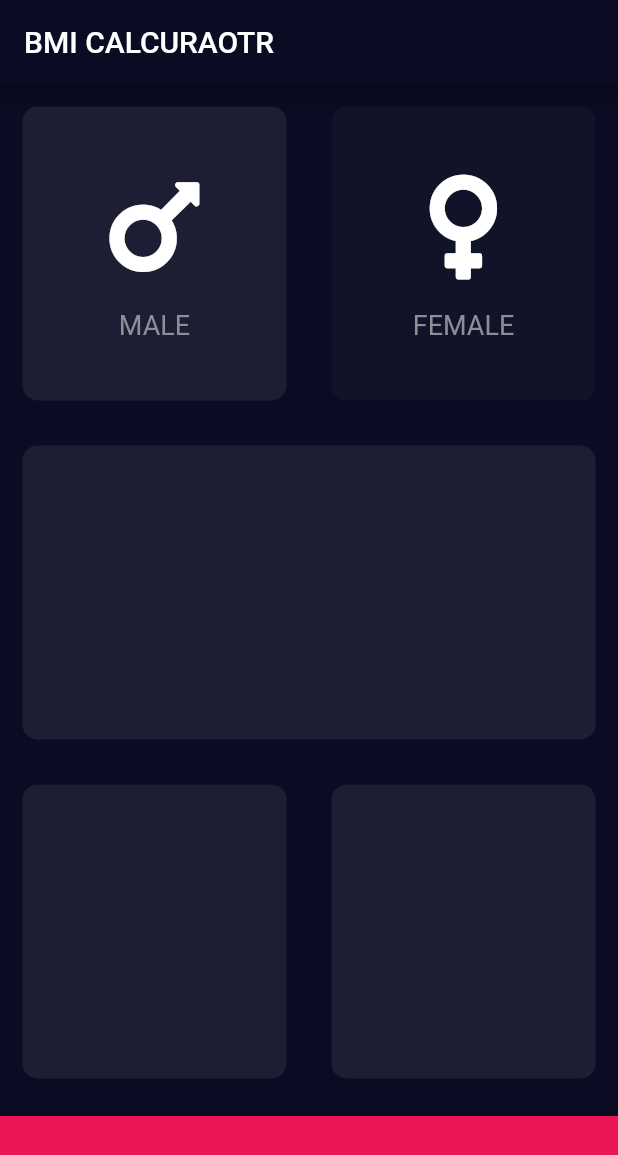
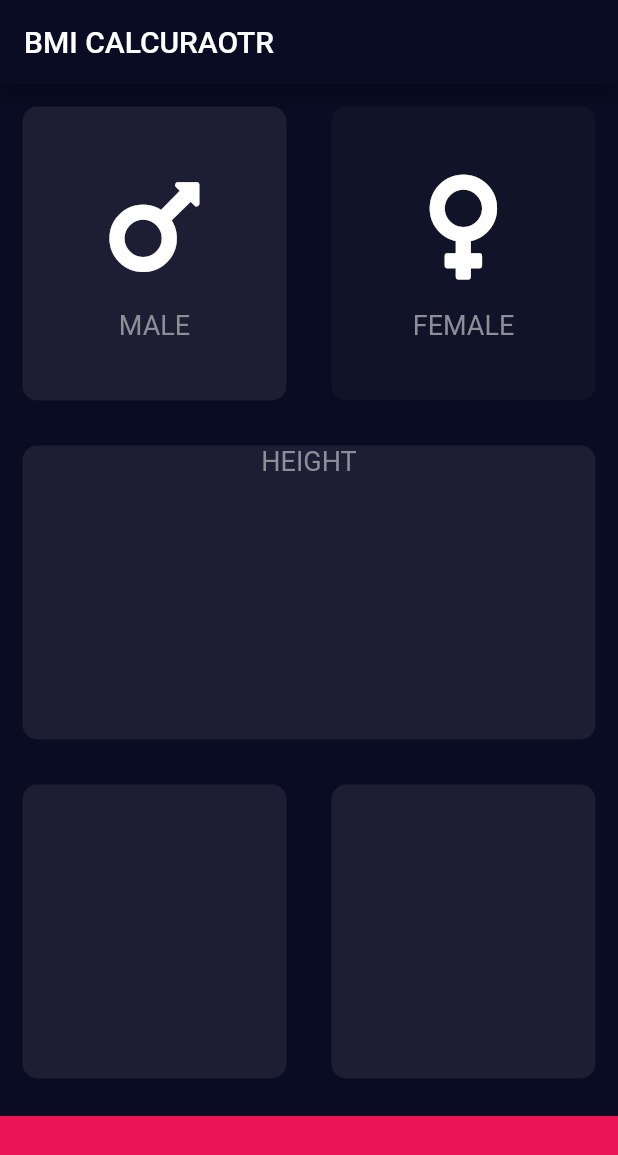
Before and after one commit to Origogi/flutter_BMI_Calcurator, a Flutter app: the screen it shows after launch, after a tap on "MALE", on a phone screen of 412 x 824 dp. Shown: the top 1155 px of the screen. Run offline on Flutter 3.47's test engine with Material 2 defaults, Android fonts, the phone set to English and light mode, and no system bars; our stand-ins replace font_awesome_flutter.

```diff
--- /dev/null
+++ b/lib/constants.dart
@@ -0,0 +1,11 @@
+import 'package:flutter/material.dart';
+
+const labelTextStyle = TextStyle(
+  fontSize: 18,
+  color: Color(0xFF8D8E98)
+);
+
+const kBottomContainerHeight = 80.0;
+const kActiveCardColor = Color(0xFF1D1E33);
+const kInactiveCardColor = Color(0xFF111328);
+const kBottomContainerColor = Color(0xFFEB1555);
--- a/lib/icon_content.dart
+++ b/lib/icon_content.dart
@@ -1,4 +1,7 @@
 import 'package:flutter/material.dart';
+
+import 'constants.dart';
+
 
 class IconContent extends StatelessWidget {
   final IconData iconData;
@@ -20,7 +23,7 @@ class IconContent extends StatelessWidget {
         ),
         Text(
           text,
-          style: TextStyle(fontSize: 18, color: Color(0xFF8D8E98)),
+          style: labelTextStyle,
         )
       ],
     );
--- a/lib/input_page.dart
+++ b/lib/input_page.dart
@@ -2,13 +2,14 @@ import 'package:flutter/material.dart';
 import 'package:flutter_bmi_calcurator/resuseable_card.dart';
 import 'package:font_awesome_flutter/font_awesome_flutter.dart';
 
+import 'constants.dart';
 import 'icon_content.dart';
 
-const bottomContainerHeight = 80.0;
-const Color activeCardColor = Color(0xFF1D1E33);
-const Color inactiveCardColor = Color(0xFF111328);
 
-const bottomContainerColor = Color(0xFFEB1555);
+enum Gender {
+  male,
+  female,
+}
 
 class InputPage extends StatefulWidget {
   @override
@@ -16,27 +17,7 @@ class InputPage extends StatefulWidget {
 }
 
 class _InputPageState extends State<InputPage> {
-  Color maleCardColor = inactiveCardColor;
-  Color femaleCardColor = inactiveCardColor;
-
-  //1 = male, 2 = female
-  void updateColor(int gender) {
-    if (gender == 1) {
-      if (maleCardColor == inactiveCardColor) {
-        maleCardColor = activeCardColor;
-        femaleCardColor = inactiveCardColor;
-      } else {
-        maleCardColor = inactiveCardColor;
-      }
-    } else {
-      if (femaleCardColor == inactiveCardColor) {
-        femaleCardColor = activeCardColor;
-        maleCardColor = inactiveCardColor;
-      } else {
-        femaleCardColor = inactiveCardColor;
-      }
-    }
-  }
+  Gender selectedGender;
 
   @override
   Widget build(BuildContext context) {
@@ -45,62 +26,66 @@ class _InputPageState extends State<InputPage> {
           title: Text('BMI CALCURAOTR'),
         ),
         body: Column(
+          crossAxisAlignment: CrossAxisAlignment.stretch,
           children: <Widget>[
             Expanded(
               child: Row(
                 children: <Widget>[
                   Expanded(
-                      child: GestureDetector(
-                    onTap: () {
-                      print('male card was pressed');
+                      child: ReuseableCard(
+                    onPress: () {
                       setState(() {
-                        updateColor(1);
+                        selectedGender = Gender.male;
                       });
                     },
-                    child: ReuseableCard(
-                      color: maleCardColor,
+                    color: selectedGender == Gender.male
+                        ? kActiveCardColor
+                        : kInactiveCardColor,
                     cardChild: IconContent(
                       iconData: FontAwesomeIcons.mars,
                       text: "MALE",
                     ),
-                    ),
                   )),
                   Expanded(
-                    child: GestureDetector(
-                      onTap: () {
-                        print('female card was pressed');
+                    child: ReuseableCard(
+                      onPress: () {
                         setState(() {
-                          updateColor(2);
+                          selectedGender = Gender.male;
                         });
                       },
-                      child: ReuseableCard(
-                        color: femaleCardColor,
+                      color: selectedGender == Gender.female
+                          ? kActiveCardColor
+                          : kInactiveCardColor,
                       cardChild: IconContent(
                         iconData: FontAwesomeIcons.venus,
                         text: "FEMALE",
                       ),
                     ),
                   ),
-                  )
                 ],
               ),
             ),
             Expanded(
                 child: ReuseableCard(
-              color: activeCardColor,
+              color: kActiveCardColor,
+              cardChild: Column(
+                children: <Widget>[
+                  Text('HEIGHT', style: labelTextStyle,)
+                ],
+              ),
             )),
             Expanded(
               child: Row(
                 children: <Widget>[
-                  Expanded(child: ReuseableCard(color: activeCardColor)),
-                  Expanded(child: ReuseableCard(color: activeCardColor)),
+                  Expanded(child: ReuseableCard(color: kActiveCardColor)),
+                  Expanded(child: ReuseableCard(color: kActiveCardColor)),
                 ],
               ),
             ),
             Container(
-              color: bottomContainerColor,
+              color: kBottomContainerColor,
               margin: EdgeInsets.only(top: 10),
-              height: bottomContainerHeight,
+              height: kBottomContainerHeight,
             )
           ],
         ));
--- a/lib/resuseable_card.dart
+++ b/lib/resuseable_card.dart
@@ -3,16 +3,20 @@ import 'package:flutter/material.dart';
 class ReuseableCard extends StatelessWidget {
   final Color color;
   final Widget cardChild;
+  final Function onPress;
 
-  ReuseableCard({@required this.color, this.cardChild});
+  ReuseableCard({@required this.color, this.cardChild, this.onPress});
 
   @override
   Widget build(BuildContext context) {
-    return Container(
-      child: cardChild,
-      margin: EdgeInsets.all(15.0),
-      decoration:
-          BoxDecoration(color: color, borderRadius: BorderRadius.circular(10)),
+    return GestureDetector(
+      onTap: onPress,
+          child: Container(
+        child: cardChild,
+        margin: EdgeInsets.all(15.0),
+        decoration:
+            BoxDecoration(color: color, borderRadius: BorderRadius.circular(10)),
+      ),
     );
   }
 }
```
Lines whose indentation alone changed are shown as unchanged.
